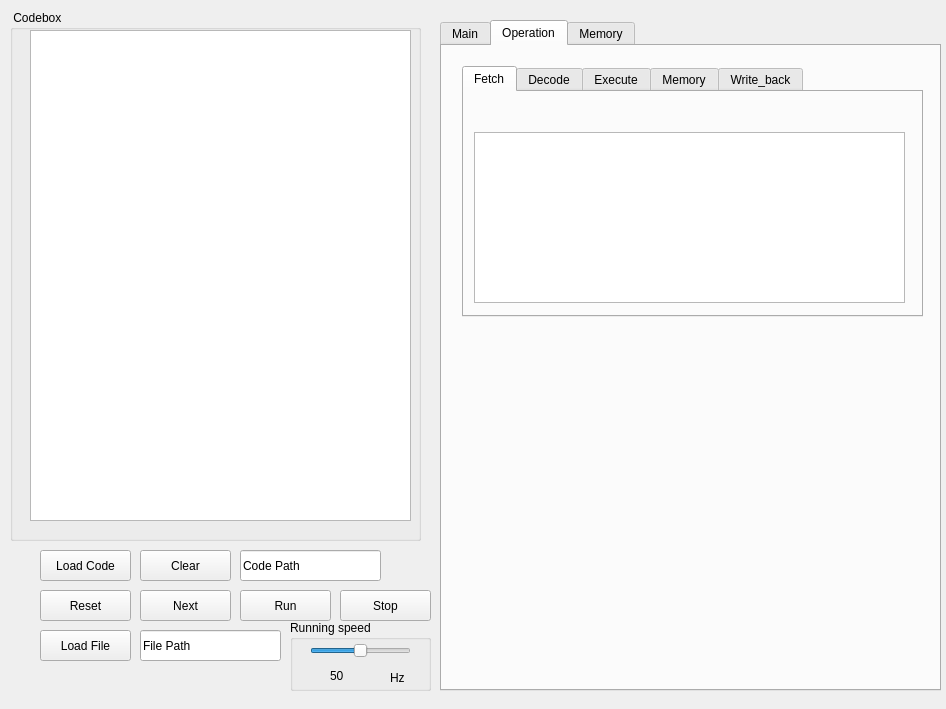
Old version of the form CPU-parallel-final/source-code/simulator.ui in the repository cyduoot/Y86-Lab.
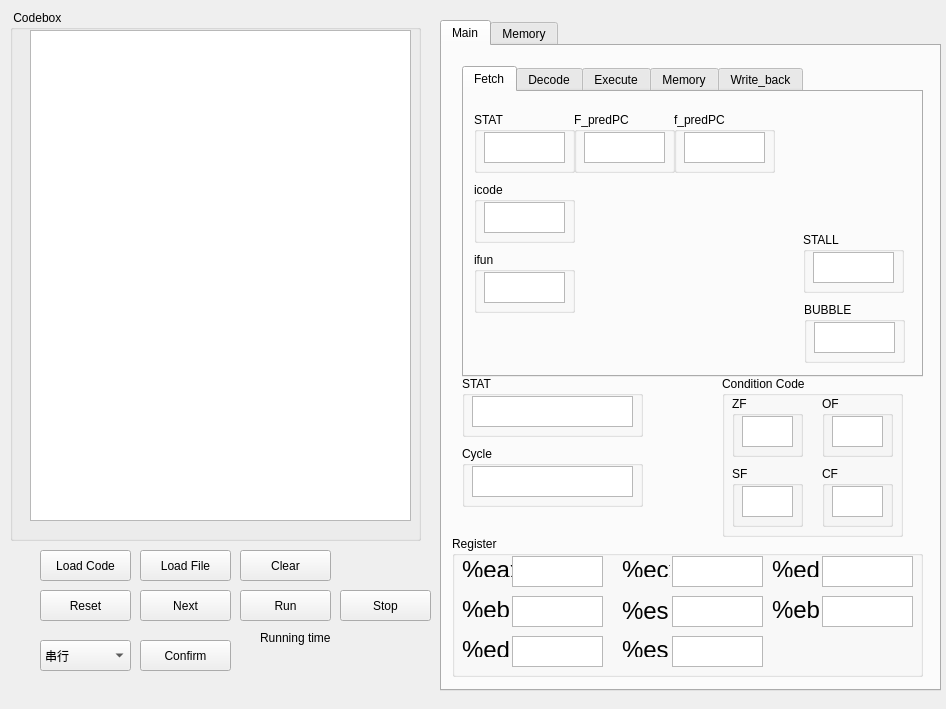
New version of the form. The open tabs and pages were chosen to show the change.

What changed in the file:
```diff
--- a/CPU-parallel-final/source-code/simulator.ui
+++ b/CPU-parallel-final/source-code/simulator.ui
@@ -43,8 +43,8 @@
    <widget class="QPushButton" name="Button_load">
     <property name="geometry">
      <rect>
-      <x>40</x>
-      <y>630</y>
+      <x>140</x>
+      <y>550</y>
       <width>91</width>
       <height>31</height>
      </rect>
@@ -1498,99 +1498,6 @@
       </widget>
      </widget>
     </widget>
-    <widget class="QWidget" name="Operation">
-     <attribute name="title">
-      <string>Operation</string>
-     </attribute>
-     <widget class="QTabWidget" name="Pipeline_2">
-      <property name="geometry">
-       <rect>
-        <x>20</x>
-        <y>20</y>
-        <width>461</width>
-        <height>251</height>
-       </rect>
-      </property>
-      <property name="currentIndex">
-       <number>0</number>
-      </property>
-      <widget class="QWidget" name="Fetch_2">
-       <attribute name="title">
-        <string>Fetch</string>
-       </attribute>
-       <widget class="QTextBrowser" name="f_opt">
-        <property name="geometry">
-         <rect>
-          <x>10</x>
-          <y>40</y>
-          <width>431</width>
-          <height>171</height>
-         </rect>
-        </property>
-       </widget>
-      </widget>
-      <widget class="QWidget" name="Decode_2">
-       <attribute name="title">
-        <string>Decode</string>
-       </attribute>
-       <widget class="QTextBrowser" name="d_opt">
-        <property name="geometry">
-         <rect>
-          <x>10</x>
-          <y>40</y>
-          <width>431</width>
-          <height>171</height>
-         </rect>
-        </property>
-       </widget>
-      </widget>
-      <widget class="QWidget" name="Execute_2">
-       <attribute name="title">
-        <string>Execute</string>
-       </attribute>
-       <widget class="QTextBrowser" name="e_opt">
-        <property name="geometry">
-         <rect>
-          <x>10</x>
-          <y>40</y>
-          <width>431</width>
-          <height>171</height>
-         </rect>
-        </property>
-       </widget>
-      </widget>
-      <widget class="QWidget" name="Memory_2">
-       <attribute name="title">
-        <string>Memory</string>
-       </attribute>
-       <widget class="QTextBrowser" name="m_opt">
-        <property name="geometry">
-         <rect>
-          <x>10</x>
-          <y>40</y>
-          <width>431</width>
-          <height>171</height>
-         </rect>
-        </property>
-       </widget>
-      </widget>
-      <widget class="QWidget" name="Write_back_2">
-       <attribute name="title">
-        <string>Write_back</string>
-       </attribute>
-       <widget class="QTextBrowser" name="w_opt">
-        <property name="geometry">
-         <rect>
-          <x>10</x>
-          <y>40</y>
-          <width>431</width>
-          <height>171</height>
-         </rect>
-        </property>
-       </widget>
-      </widget>
-     </widget>
-    </widget>
     <widget class="QWidget" name="Memory">
      <attribute name="title">
       <string>Memory</string>
@@ -1607,19 +1514,6 @@
      </widget>
     </widget>
    </widget>
-   <widget class="QLineEdit" name="path">
-    <property name="geometry">
-     <rect>
-      <x>140</x>
-      <y>630</y>
-      <width>141</width>
-      <height>31</height>
-     </rect>
-    </property>
-    <property name="text">
-     <string>File Path</string>
-    </property>
-   </widget>
    <widget class="QPushButton" name="Button_run">
     <property name="geometry">
      <rect>
@@ -1646,77 +1540,6 @@
      <string>Stop</string>
     </property>
    </widget>
-   <widget class="QGroupBox" name="groupBox_10">
-    <property name="geometry">
-     <rect>
-      <x>290</x>
-      <y>620</y>
-      <width>141</width>
-      <height>71</height>
-     </rect>
-    </property>
-    <property name="title">
-     <string>Running speed</string>
-    </property>
-    <widget class="QSlider" name="speed">
-     <property name="geometry">
-      <rect>
-       <x>20</x>
-       <y>20</y>
-       <width>101</width>
-       <height>21</height>
-      </rect>
-     </property>
-     <property name="minimum">
-      <number>1</number>
-     </property>
-     <property name="value">
-      <number>50</number>
-     </property>
-     <property name="orientation">
-      <enum>Qt::Horizontal</enum>
-     </property>
-    </widget>
-    <widget class="QLabel" name="label">
-     <property name="geometry">
-      <rect>
-       <x>100</x>
-       <y>50</y>
-       <width>16</width>
-       <height>16</height>
-      </rect>
-     </property>
-     <property name="text">
-      <string>Hz</string>
-     </property>
-    </widget>
-    <widget class="QLabel" name="nowspeed">
-     <property name="geometry">
-      <rect>
-       <x>40</x>
-       <y>50</y>
-       <width>54</width>
-       <height>12</height>
-      </rect>
-     </property>
-     <property name="text">
-      <string>50</string>
-     </property>
-    </widget>
-   </widget>
-   <widget class="QLineEdit" name="path_code">
-    <property name="geometry">
-     <rect>
-      <x>240</x>
-      <y>550</y>
-      <width>141</width>
-      <height>31</height>
-     </rect>
-    </property>
-    <property name="text">
-     <string>Code Path</string>
-    </property>
-   </widget>
    <widget class="QPushButton" name="Button_code">
     <property name="geometry">
      <rect>
@@ -1733,7 +1556,7 @@
    <widget class="QPushButton" name="Button_clear">
     <property name="geometry">
      <rect>
-      <x>140</x>
+      <x>240</x>
       <y>550</y>
       <width>91</width>
       <height>31</height>
@@ -1778,6 +1601,79 @@
      </property>
     </widget>
    </widget>
+   <widget class="QComboBox" name="type">
+    <property name="geometry">
+     <rect>
+      <x>40</x>
+      <y>640</y>
+      <width>91</width>
+      <height>31</height>
+     </rect>
+    </property>
+    <item>
+     <property name="text">
+      <string>串行</string>
+     </property>
+    </item>
+    <item>
+     <property name="text">
+      <string>线程并行</string>
+     </property>
+    </item>
+    <item>
+     <property name="text">
+      <string>进程并行</string>
+     </property>
+    </item>
+   </widget>
+   <widget class="QPushButton" name="Button_next_2">
+    <property name="geometry">
+     <rect>
+      <x>140</x>
+      <y>640</y>
+      <width>91</width>
+      <height>31</height>
+     </rect>
+    </property>
+    <property name="text">
+     <string>Confirm</string>
+    </property>
+   </widget>
+   <widget class="QLabel" name="label">
+    <property name="geometry">
+     <rect>
+      <x>260</x>
+      <y>630</y>
+      <width>81</width>
+      <height>16</height>
+     </rect>
+    </property>
+    <property name="text">
+     <string>Running time</string>
+    </property>
+   </widget>
+   <widget class="QWidget" name="horizontalLayoutWidget">
+    <property name="geometry">
+     <rect>
+      <x>260</x>
+      <y>650</y>
+      <width>160</width>
+      <height>21</height>
+     </rect>
+    </property>
+    <layout class="QHBoxLayout" name="horizontalLayout">
+     <item>
+      <widget class="QLineEdit" name="runtime"/>
+     </item>
+     <item>
+      <widget class="QLabel" name="label_2">
+       <property name="text">
+        <string>ms</string>
+       </property>
+      </widget>
+     </item>
+    </layout>
+   </widget>
   </widget>
  </widget>
  <layoutdefault spacing="6" margin="11"/>
```
